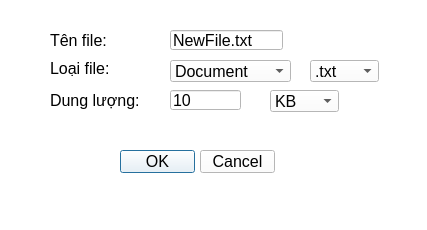
The window that Giao diện/Tạo file.ui (justnhan/NHOM-5_KTLTNC) describes before a commit, drawn with Qt 5.
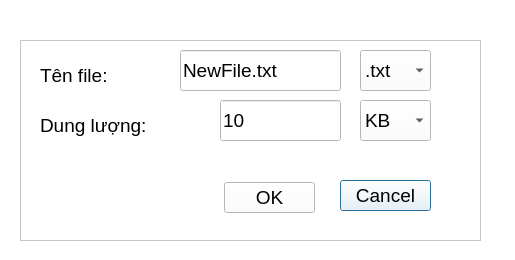
The same window after the commit.

The edit to the form file:
```diff
--- a/Giao diện/Tạo file.ui
+++ b/Giao diện/Tạo file.ui
@@ -6,8 +6,8 @@
    <rect>
     <x>0</x>
     <y>0</y>
-    <width>427</width>
-    <height>230</height>
+    <width>515</width>
+    <height>260</height>
    </rect>
   </property>
   <property name="windowTitle">
@@ -17,151 +17,69 @@
    <string notr="true">background-color:#FFFFFF;
 color: black</string>
   </property>
-  <widget class="QLabel" name="label">
+  <widget class="QFrame" name="frame">
    <property name="geometry">
     <rect>
-     <x>30</x>
+     <x>20</x>
      <y>40</y>
+     <width>461</width>
+     <height>201</height>
+    </rect>
+   </property>
+   <property name="frameShape">
+    <enum>QFrame::StyledPanel</enum>
+   </property>
+   <property name="frameShadow">
+    <enum>QFrame::Raised</enum>
+   </property>
+   <widget class="QPushButton" name="btnKOK">
+    <property name="geometry">
+     <rect>
+      <x>320</x>
+      <y>140</y>
      <width>91</width>
-     <height>20</height>
+      <height>31</height>
     </rect>
    </property>
    <property name="font">
     <font>
-     <pointsize>12</pointsize>
+      <pointsize>14</pointsize>
     </font>
    </property>
    <property name="text">
-    <string/>
-   </property>
-  </widget>
-  <widget class="QLabel" name="label_2">
+     <string>Cancel</string>
+    </property>
+   </widget>
+   <widget class="QLineEdit" name="txtName">
    <property name="geometry">
     <rect>
-     <x>50</x>
-     <y>30</y>
-     <width>111</width>
-     <height>20</height>
+      <x>160</x>
+      <y>10</y>
+      <width>161</width>
+      <height>41</height>
     </rect>
    </property>
    <property name="font">
     <font>
-     <pointsize>12</pointsize>
-    </font>
-   </property>
-   <property name="text">
-    <string>Tên file:</string>
-   </property>
-  </widget>
-  <widget class="QLabel" name="label_3">
-   <property name="geometry">
-    <rect>
-     <x>50</x>
-     <y>90</y>
-     <width>131</width>
-     <height>20</height>
-    </rect>
-   </property>
-   <property name="font">
-    <font>
-     <pointsize>12</pointsize>
-    </font>
-   </property>
-   <property name="text">
-    <string>Dung lượng:</string>
-   </property>
-  </widget>
-  <widget class="QLabel" name="label_4">
-   <property name="geometry">
-    <rect>
-     <x>50</x>
-     <y>60</y>
-     <width>111</width>
-     <height>16</height>
-    </rect>
-   </property>
-   <property name="font">
-    <font>
-     <pointsize>12</pointsize>
-    </font>
-   </property>
-   <property name="text">
-    <string>Loại file:</string>
-   </property>
-  </widget>
-  <widget class="QLineEdit" name="lineEdit">
-   <property name="geometry">
-    <rect>
-     <x>170</x>
-     <y>30</y>
-     <width>113</width>
-     <height>20</height>
-    </rect>
-   </property>
-   <property name="font">
-    <font>
-     <pointsize>12</pointsize>
+      <pointsize>14</pointsize>
     </font>
    </property>
    <property name="text">
     <string>NewFile.txt</string>
    </property>
   </widget>
-  <widget class="QLineEdit" name="lineEdit_2">
+   <widget class="QComboBox" name="cboLoai">
    <property name="geometry">
     <rect>
-     <x>170</x>
-     <y>90</y>
+      <x>340</x>
+      <y>10</y>
      <width>71</width>
-     <height>20</height>
+      <height>41</height>
     </rect>
    </property>
    <property name="font">
     <font>
-     <pointsize>12</pointsize>
-    </font>
-   </property>
-   <property name="text">
-    <string>10</string>
-   </property>
-  </widget>
-  <widget class="QComboBox" name="comboBox">
-   <property name="geometry">
-    <rect>
-     <x>170</x>
-     <y>60</y>
-     <width>121</width>
-     <height>22</height>
-    </rect>
-   </property>
-   <property name="font">
-    <font>
-     <pointsize>12</pointsize>
-    </font>
-   </property>
-   <item>
-    <property name="text">
-     <string>Document</string>
-    </property>
-   </item>
-   <item>
-    <property name="text">
-     <string>Mp3</string>
-    </property>
-   </item>
-  </widget>
-  <widget class="QComboBox" name="comboBox_2">
-   <property name="geometry">
-    <rect>
-     <x>310</x>
-     <y>60</y>
-     <width>69</width>
-     <height>22</height>
-    </rect>
-   </property>
-   <property name="font">
-    <font>
-     <pointsize>12</pointsize>
+      <pointsize>14</pointsize>
     </font>
    </property>
    <item>
@@ -185,18 +103,90 @@
     </property>
    </item>
   </widget>
-  <widget class="QComboBox" name="comboBox_3">
+   <widget class="QLabel" name="label_2">
    <property name="geometry">
     <rect>
-     <x>270</x>
-     <y>90</y>
-     <width>69</width>
-     <height>22</height>
+      <x>20</x>
+      <y>10</y>
+      <width>131</width>
+      <height>51</height>
     </rect>
    </property>
    <property name="font">
     <font>
-     <pointsize>12</pointsize>
+      <pointsize>14</pointsize>
+     </font>
+    </property>
+    <property name="text">
+     <string>Tên file:</string>
+    </property>
+   </widget>
+   <widget class="QLineEdit" name="txtSize">
+    <property name="geometry">
+     <rect>
+      <x>200</x>
+      <y>60</y>
+      <width>121</width>
+      <height>41</height>
+     </rect>
+    </property>
+    <property name="font">
+     <font>
+      <pointsize>14</pointsize>
+     </font>
+    </property>
+    <property name="text">
+     <string>10</string>
+    </property>
+   </widget>
+   <widget class="QPushButton" name="btnOK">
+    <property name="geometry">
+     <rect>
+      <x>204</x>
+      <y>142</y>
+      <width>91</width>
+      <height>31</height>
+     </rect>
+    </property>
+    <property name="font">
+     <font>
+      <pointsize>14</pointsize>
+     </font>
+    </property>
+    <property name="text">
+     <string>OK</string>
+    </property>
+   </widget>
+   <widget class="QLabel" name="label_3">
+    <property name="geometry">
+     <rect>
+      <x>20</x>
+      <y>60</y>
+      <width>161</width>
+      <height>51</height>
+     </rect>
+    </property>
+    <property name="font">
+     <font>
+      <pointsize>14</pointsize>
+     </font>
+    </property>
+    <property name="text">
+     <string>Dung lượng:</string>
+    </property>
+   </widget>
+   <widget class="QComboBox" name="cboCo">
+    <property name="geometry">
+     <rect>
+      <x>340</x>
+      <y>60</y>
+      <width>71</width>
+      <height>41</height>
+     </rect>
+    </property>
+    <property name="font">
+     <font>
+      <pointsize>14</pointsize>
     </font>
    </property>
    <item>
@@ -230,41 +220,6 @@
     </property>
    </item>
   </widget>
-  <widget class="QPushButton" name="pushButton">
-   <property name="geometry">
-    <rect>
-     <x>120</x>
-     <y>150</y>
-     <width>75</width>
-     <height>23</height>
-    </rect>
-   </property>
-   <property name="font">
-    <font>
-     <pointsize>12</pointsize>
-    </font>
-   </property>
-   <property name="text">
-    <string>OK</string>
-   </property>
-  </widget>
-  <widget class="QPushButton" name="pushButton_2">
-   <property name="geometry">
-    <rect>
-     <x>200</x>
-     <y>150</y>
-     <width>75</width>
-     <height>23</height>
-    </rect>
-   </property>
-   <property name="font">
-    <font>
-     <pointsize>12</pointsize>
-    </font>
-   </property>
-   <property name="text">
-    <string>Cancel</string>
-   </property>
   </widget>
  </widget>
  <resources/>
```
Lines whose indentation alone changed are shown as unchanged.
